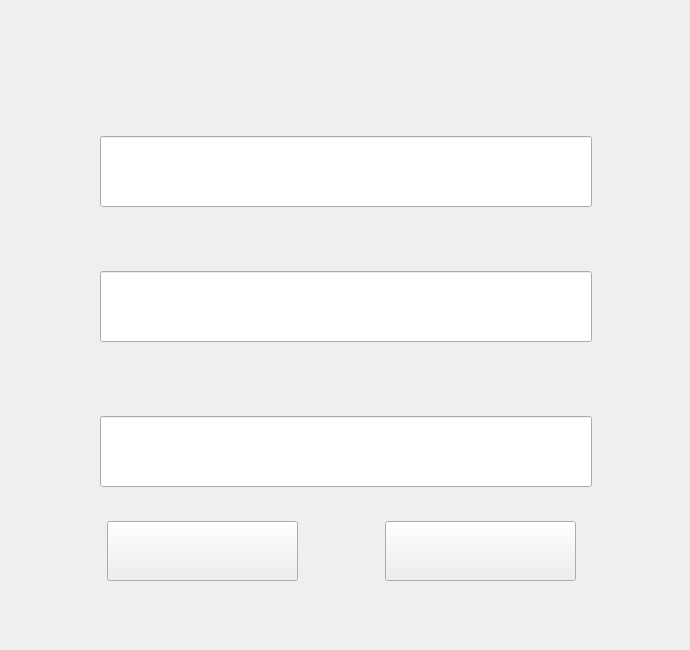
AkibaSummer/Minesweeper, file Minesweeper/custom.ui: the form before one commit.
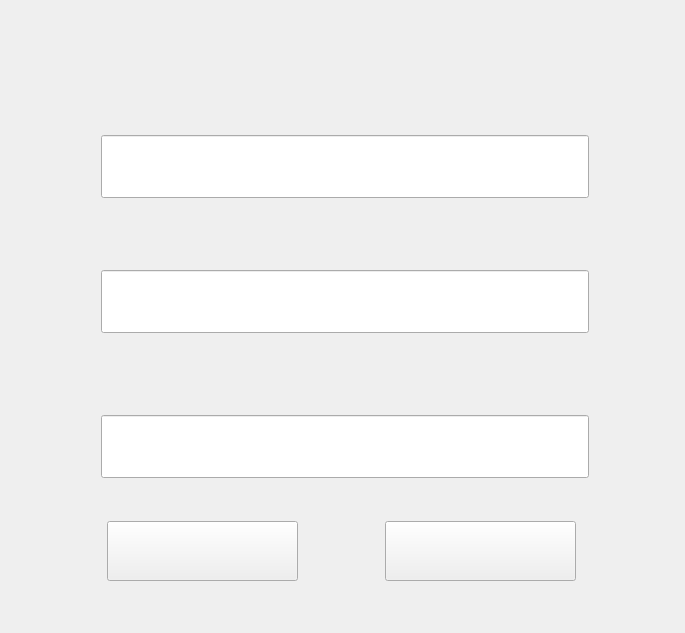
The form after the commit.

Patch:
```diff
--- a/Minesweeper/custom.ui
+++ b/Minesweeper/custom.ui
@@ -6,8 +6,8 @@
    <rect>
     <x>0</x>
     <y>0</y>
-    <width>690</width>
-    <height>650</height>
+    <width>685</width>
+    <height>633</height>
    </rect>
   </property>
   <property name="windowTitle">
@@ -16,10 +16,10 @@
   <widget class="QLineEdit" name="lineEdit1">
    <property name="geometry">
     <rect>
-     <x>100</x>
-     <y>136</y>
-     <width>492</width>
-     <height>71</height>
+     <x>101</x>
+     <y>135</y>
+     <width>488</width>
+     <height>63</height>
     </rect>
    </property>
    <property name="font">
@@ -28,14 +28,17 @@
      <pointsize>36</pointsize>
     </font>
    </property>
+   <property name="alignment">
+    <set>Qt::AlignCenter</set>
+   </property>
   </widget>
   <widget class="QLineEdit" name="lineEdit2">
    <property name="geometry">
     <rect>
-     <x>100</x>
-     <y>271</y>
-     <width>492</width>
-     <height>71</height>
+     <x>101</x>
+     <y>270</y>
+     <width>488</width>
+     <height>63</height>
     </rect>
    </property>
    <property name="font">
@@ -44,14 +47,17 @@
      <pointsize>36</pointsize>
     </font>
    </property>
+   <property name="alignment">
+    <set>Qt::AlignCenter</set>
+   </property>
   </widget>
   <widget class="QLineEdit" name="lineEdit3">
    <property name="geometry">
     <rect>
-     <x>100</x>
-     <y>416</y>
-     <width>492</width>
-     <height>71</height>
+     <x>101</x>
+     <y>415</y>
+     <width>488</width>
+     <height>63</height>
     </rect>
    </property>
    <property name="font">
@@ -60,6 +66,9 @@
      <pointsize>36</pointsize>
     </font>
    </property>
+   <property name="alignment">
+    <set>Qt::AlignCenter</set>
+   </property>
   </widget>
   <widget class="QPushButton" name="pushButton1">
    <property name="geometry">
```
